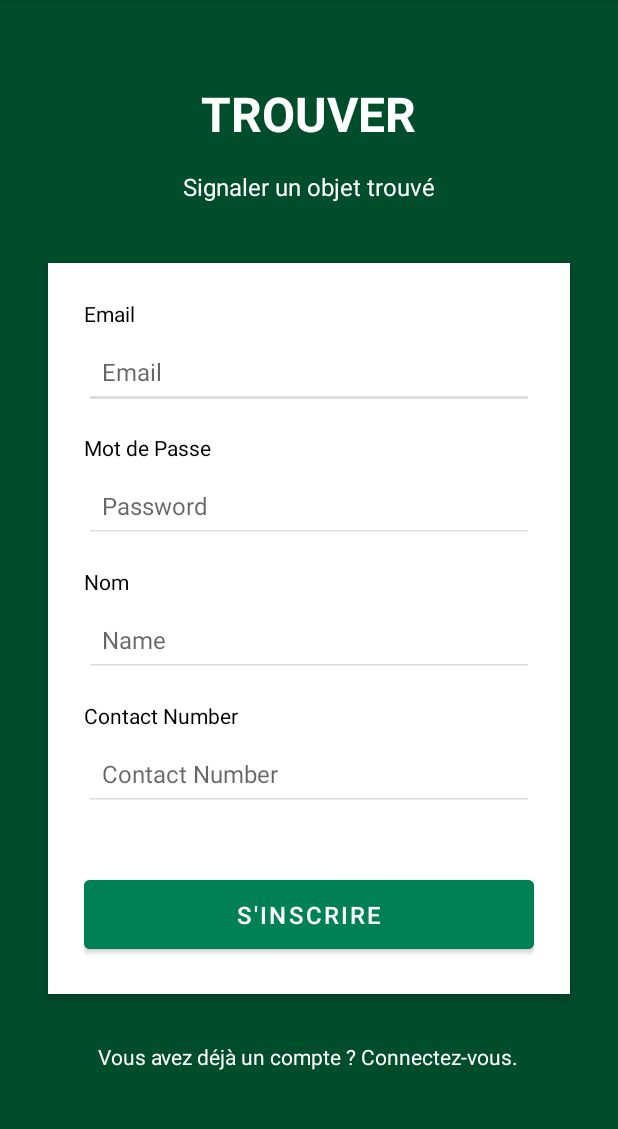
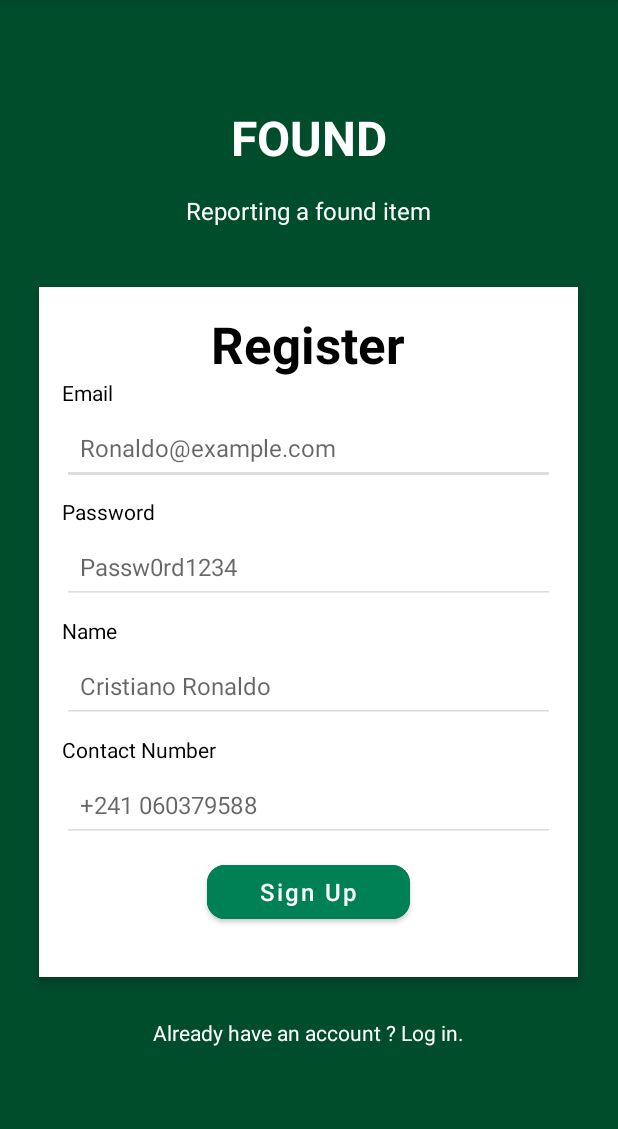
Before and after one commit to Kazerto/Lost_But_Found_prog_mobile, an Android app: the RegisterActivity screen opened directly, with no data from a screen before it, on a phone screen of 412 x 824 dp, the part 84-1213 px from its top. Run offline under Robolectric (Android 15) with nearby library versions, the light colour scheme and no system bars.

Commit message:
ajustement des interfaces home, login, et register.

```diff
--- a/app/src/main/AndroidManifest.xml
+++ b/app/src/main/AndroidManifest.xml
@@ -29,7 +29,7 @@
         android:theme="@style/Theme.MyApplicationLBF"
         tools:targetApi="31" >
 
-        <activity android:name=".HomeActivity" android:exported="true" android:windowSoftInputMode="adjustResize"
+        <activity android:name=".HomeActivity" android:exported="true" android:windowSoftInputMode="adjustPan"
         >
 
             <intent-filter>
@@ -56,6 +56,8 @@
 
 
 
+
+
     </application>
 
 </manifest>
--- /dev/null
+++ b/app/src/main/res/drawable/rounded_button.xml
@@ -0,0 +1,6 @@
+<?xml version="1.0" encoding="utf-8"?>
+<shape xmlns:android="http://schemas.android.com/apk/res/android"
+    android:shape="rectangle">
+    <corners android:radius="20dp"/>
+    <solid android:color="#084C2E"/>
+</shape>
--- a/app/src/main/res/drawable/rounded_rectangle.xml
+++ b/app/src/main/res/drawable/rounded_rectangle.xml
@@ -1,4 +1,5 @@
 <shape xmlns:android="http://schemas.android.com/apk/res/android">
     <solid android:color="#FFFFFF" />
     <corners android:radius="16dp" />
+    <padding android:left="8dp" android:top="8dp" android:right="8dp" android:bottom="8dp" />
 </shape>
--- a/app/src/main/res/layout/activity_register.xml
+++ b/app/src/main/res/layout/activity_register.xml
@@ -15,109 +15,126 @@
         android:id="@+id/tvTitle"
         android:layout_width="wrap_content"
         android:layout_height="wrap_content"
-        android:text="TROUVER"
+        android:text="FOUND"
         android:textColor="#FFFFFF"
         android:textSize="32sp"
         android:textStyle="bold"
         android:layout_marginBottom="16dp" />
 
     <!-- Sous-titre -->
+
+    <!-- Conteneur blanc -->
     <TextView
         android:id="@+id/tvSubtitle"
         android:layout_width="wrap_content"
         android:layout_height="wrap_content"
-        android:text="Signaler un objet trouvé"
+        android:layout_marginBottom="24dp"
+        android:text="Reporting a found item"
         android:textColor="#FFFFFF"
-        android:textSize="16sp"
-        android:layout_marginBottom="24dp" />
+        android:textSize="16sp" />
 
-    <!-- Conteneur blanc -->
     <LinearLayout
-        android:layout_width="match_parent"
-        android:layout_height="wrap_content"
+        android:layout_width="359dp"
+        android:layout_height="460dp"
+        android:layout_gravity="center"
         android:layout_marginHorizontal="32dp"
+        android:layout_marginTop="16dp"
+        android:layout_marginBottom="11dp"
+        android:background="#FFFFFF"
+        android:backgroundTint="#FFFFFF"
+        android:clipToOutline="true"
+        android:elevation="4dp"
         android:orientation="vertical"
-        android:padding="24dp"
-        android:background="#FFFFFF"
-        android:elevation="4dp"
-        android:layout_marginBottom="16dp"
-        android:layout_gravity="center"
-        android:clipToOutline="true"
-        android:backgroundTint="#FFFFFF"
-        android:layout_marginTop="16dp"
+        android:padding="15dp"
         android:shape="@drawable/rounded_rectangle">
+
+
+        <!-- Champ E-mail -->
+
+        <TextView
+            android:layout_width="match_parent"
+            android:layout_height="wrap_content"
+            android:textAlignment="center"
+            android:text="Register"
+            android:textColor="#000000"
+            android:textSize="34sp"
+            android:textStyle="bold" />
 
         <TextView
             android:layout_width="wrap_content"
             android:layout_height="wrap_content"
+            android:layout_marginBottom="2dp"
             android:text="Email"
             android:textColor="#000000"
-            android:textSize="14sp"
-            android:layout_marginBottom="4dp"/>
-        <!-- Champ E-mail -->
+            android:textSize="14sp" />
+
         <EditText
 
-            android:layout_marginBottom="16dp"
-            android:padding="12dp"
             android:id="@+id/emailEditText"
             android:layout_width="match_parent"
             android:layout_height="50dp"
-            android:hint="Email"
+            android:layout_marginBottom="8dp"
+            android:backgroundTint="#DDDDDD"
+            android:hint="Ronaldo@example.com"
             android:inputType="textEmailAddress"
-            android:backgroundTint="#DDDDDD"
+            android:padding="12dp"
             android:textSize="16sp" />
 
         <!-- Champ Mot de Passe -->
         <TextView
             android:layout_width="wrap_content"
             android:layout_height="wrap_content"
-            android:text="Mot de Passe"
+            android:layout_marginBottom="2dp"
+            android:text="Password"
             android:textColor="#000000"
-            android:textSize="14sp"
-            android:layout_marginBottom="4dp"/>
+            android:textSize="14sp" />
+
         <EditText
             android:id="@+id/passwordEditText"
             android:layout_width="match_parent"
             android:layout_height="50dp"
-            android:hint="Password"
+            android:layout_marginBottom="8dp"
+            android:backgroundTint="#DDDDDD"
+            android:hint="Passw0rd1234"
             android:inputType="textPassword"
-            android:backgroundTint="#DDDDDD"
-            android:layout_marginBottom="16dp"
             android:padding="12dp"
             android:textSize="16sp" />
-        <!-- Champ Nom -->
-        <TextView
-            android:layout_width="wrap_content"
-            android:layout_height="wrap_content"
-            android:text="Nom"
-            android:textColor="#000000"
-            android:textSize="14sp"
-            android:layout_marginBottom="4dp"/>
-        <EditText
-            android:id="@+id/usernameEditText"
-            android:layout_width="match_parent"
-            android:layout_height="50dp"
-            android:hint="Name"
-            android:backgroundTint="#DDDDDD"
-            android:layout_marginBottom="16dp"
-            android:padding="12dp"
-            android:textSize="16dp" />
 
         <!-- Champ Nom -->
         <TextView
             android:layout_width="wrap_content"
             android:layout_height="wrap_content"
+            android:layout_marginBottom="2dp"
+            android:text="Name"
+            android:textColor="#000000"
+            android:textSize="14sp" />
+
+        <EditText
+            android:id="@+id/usernameEditText"
+            android:layout_width="match_parent"
+            android:layout_height="50dp"
+            android:layout_marginBottom="8dp"
+            android:backgroundTint="#DDDDDD"
+            android:hint="Cristiano Ronaldo"
+            android:padding="12dp"
+            android:textSize="16dp" />
+
+        <!-- Champ contact -->
+        <TextView
+            android:layout_width="wrap_content"
+            android:layout_height="wrap_content"
+            android:layout_marginBottom="2dp"
             android:text="Contact Number"
             android:textColor="#000000"
-            android:textSize="14sp"
-            android:layout_marginBottom="4dp"/>
+            android:textSize="14sp" />
+
         <EditText
             android:id="@+id/phoneEditText"
             android:layout_width="match_parent"
             android:layout_height="50dp"
-            android:hint="Contact Number"
+            android:layout_marginBottom="8dp"
             android:backgroundTint="#DDDDDD"
-            android:layout_marginBottom="16dp"
+            android:hint="+241 060379588"
             android:padding="12dp"
             android:textSize="16dp" />
 
@@ -125,15 +142,18 @@
         <!-- Bouton d'inscription -->
         <Button
             android:id="@+id/registerButton"
-            android:layout_width="match_parent"
+            android:layout_width="135dp"
             android:layout_height="wrap_content"
-            android:layout_marginTop="24dp"
+            android:layout_gravity="center"
+            android:layout_marginTop="1dp"
             android:backgroundTint="#008055"
-            android:text="S'inscrire"
+            android:paddingVertical="1dp"
+            android:text="Sign Up"
+            app:cornerRadius="12dp"
+
             android:textColor="#FFFFFF"
             android:textSize="16sp"
-            android:paddingVertical="12dp"
-            android:layout_gravity="center" />
+            android:textAllCaps="false"/>
     </LinearLayout>
 
     <!-- Lien pour se connecter -->
@@ -141,7 +161,7 @@
         android:id="@+id/loginText"
         android:layout_width="wrap_content"
         android:layout_height="wrap_content"
-        android:text="Vous avez déjà un compte ? Connectez-vous."
+        android:text="Already have an account ? Log in."
         android:textColor="#FFFFFF"
         android:textSize="14sp"
         android:layout_marginTop="16dp"
--- a/gradle/libs.versions.toml
+++ b/gradle/libs.versions.toml
@@ -1,5 +1,5 @@
 [versions]
-agp = "8.6.0"
+agp = "8.7.2"
 kotlin = "1.9.0"
 coreKtx = "1.10.1"
 junit = "4.13.2"
```
Also changed, not shown: app/src/main/res/layout/activity_home.xml (+57 -39 lines), app/src/main/res/layout/activity_login.xml (+60 -34 lines), gradle/wrapper/gradle-wrapper.properties.
